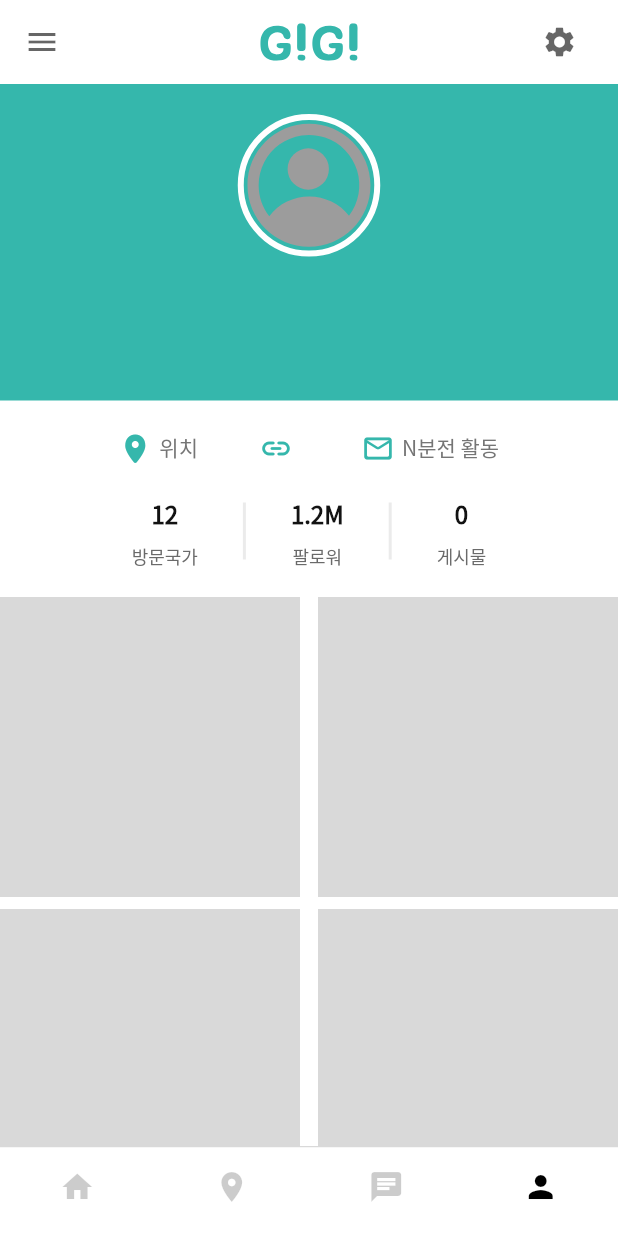
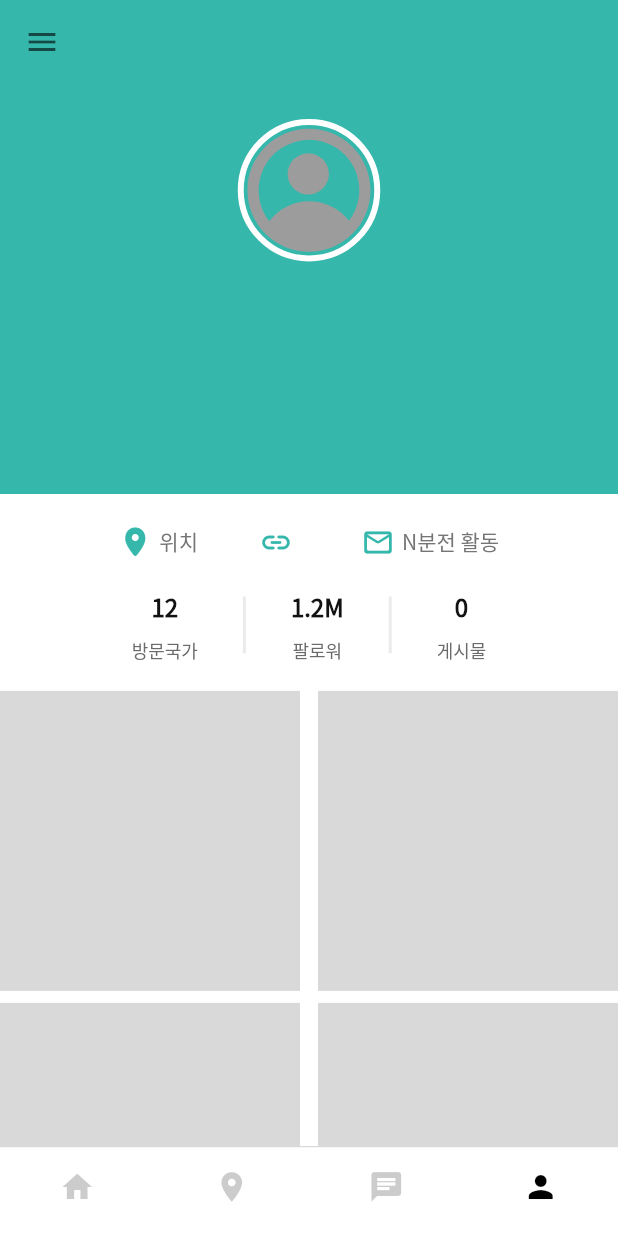
Before and after one commit to jihun-bang/project-donghaeng, a Flutter app: the HomeView screen opened by its route, item 4 of the bottom bar chosen, on a phone screen of 412 x 824 dp. Run offline on Flutter 3.47's test engine with Material 2 defaults, Android fonts, the light colour scheme and no system bars; our stand-ins replace cached_network_image, cloud_firestore, firebase_auth, firebase_core, firebase_database, firebase_storage and 8 more; missing offline and left inert: cloud_firestore_web, firebase_auth_web, firebase_core_web, firebase_database_web, firebase_storage_web, flutter_facebook_auth_web and 5 more; accounts and stored records are empty; network calls fail.

Commit message:
[Profile] sliver list로 변경

```diff
--- a/lib/domain/models/user.dart
+++ b/lib/domain/models/user.dart
@@ -6,6 +6,8 @@ part 'user.g.dart';
 class User {
   String id;
   String name;
+  @JsonKey(name: 'background_image_path')
+  String backgroundImagePath;
   @JsonKey(name: 'image_path')
   String imagePath;
   String description;
@@ -18,6 +20,7 @@ class User {
   User(
       {required this.id,
       this.name = '',
+      this.backgroundImagePath = '',
       this.imagePath = '',
       this.description = '',
       this.instagram = '',
--- a/lib/presentation/pages/home_view.dart
+++ b/lib/presentation/pages/home_view.dart
@@ -45,7 +45,7 @@ class _HomeViewState extends State<HomeView> {
     );
   }
 
-  PreferredSizeWidget get _buildAppBar {
+  PreferredSizeWidget? get _buildAppBar {
     final search = IconButton(
       icon: const Icon(Icons.search),
       padding: EdgeInsets.zero,
@@ -68,14 +68,17 @@ class _HomeViewState extends State<HomeView> {
       ),
     );
 
-    return AppBar(
-      centerTitle: true,
-      title: SvgPicture.asset(
-        'assets/icons/icon_logo.svg',
-        width: 65,
-      ),
-      actions: _selectedIndex == 3 ? [profileSetting] : [search, bookMark],
-    );
+    return _selectedIndex < 3
+        ? AppBar(
+            centerTitle: true,
+            title: SvgPicture.asset(
+              'assets/icons/icon_logo.svg',
+              width: 65,
+            ),
+            actions:
+                _selectedIndex == 3 ? [profileSetting] : [search, bookMark],
+          )
+        : null;
   }
 
   Drawer get _buildDrawer => Drawer(
--- a/lib/presentation/pages/profile_view.dart
+++ b/lib/presentation/pages/profile_view.dart
@@ -1,3 +1,5 @@
+import 'package:cached_network_image/cached_network_image.dart';
+import 'package:donghaeng/presentation/widgets/gigi_sliver_app_bar.dart';
 import 'package:flutter/cupertino.dart';
 import 'package:flutter/material.dart';
 import 'package:provider/provider.dart';
@@ -22,21 +24,37 @@ class _ProfileViewState extends State<ProfileView> {
     return Consumer<UserViewModel>(builder: (_, viewModel, __) {
       if (viewModel.user != null) {
         user = viewModel.user!;
-        return ListView(
-          children: [_header, _body, _feed],
+        return NestedScrollView(
+          headerSliverBuilder: (BuildContext context, bool innerBoxIsScrolled) {
+            return [_header, _body];
+          },
+          body: _feed,
         );
       }
       return const Center(child: CircularProgressIndicator());
     });
   }
 
-  Widget get _header => Container(
+  Widget get _header => GiGiSliverAppBar(
+        pinned: true,
+        flexibleSpace: FlexibleSpaceBar(
+          background: Container(
+            decoration: user.backgroundImagePath.isNotEmpty
+                ? BoxDecoration(
+                    image: DecorationImage(
+                        image: CachedNetworkImageProvider(
+                            user.backgroundImagePath)))
+                : null,
             padding: const EdgeInsets.all(20),
             color: MyColors.primary,
-        child: Column(children: [
+            child:
+                Column(mainAxisAlignment: MainAxisAlignment.center, children: [
               _image,
               _info,
             ]),
+          ),
+        ),
+        expandedHeight: MediaQuery.of(context).size.height / 2.5,
       );
 
   Widget get _image => ProfileImage(url: user.imagePath, size: 95);
@@ -102,7 +120,8 @@ class _ProfileViewState extends State<ProfileView> {
           ],
         );
 
-    return Column(
+    return SliverToBoxAdapter(
+      child: Column(
         children: [
           Padding(
               padding: const EdgeInsets.only(top: 21, bottom: 20),
@@ -129,6 +148,7 @@ class _ProfileViewState extends State<ProfileView> {
                 ],
               )),
         ],
+      ),
     );
   }
 
```
Also changed, not shown: lib/presentation/widgets/gigi_sliver_app_bar.dart (added, +45 -0 lines), lib/domain/models/user.g.dart. Lines whose indentation alone changed are shown as unchanged.
